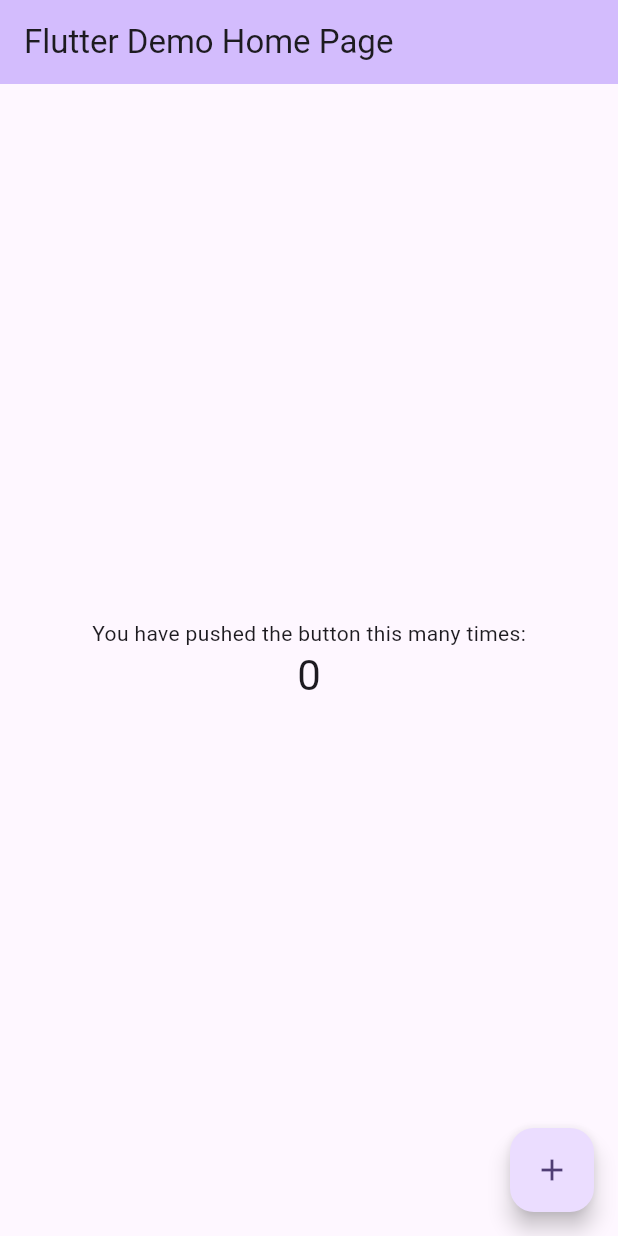
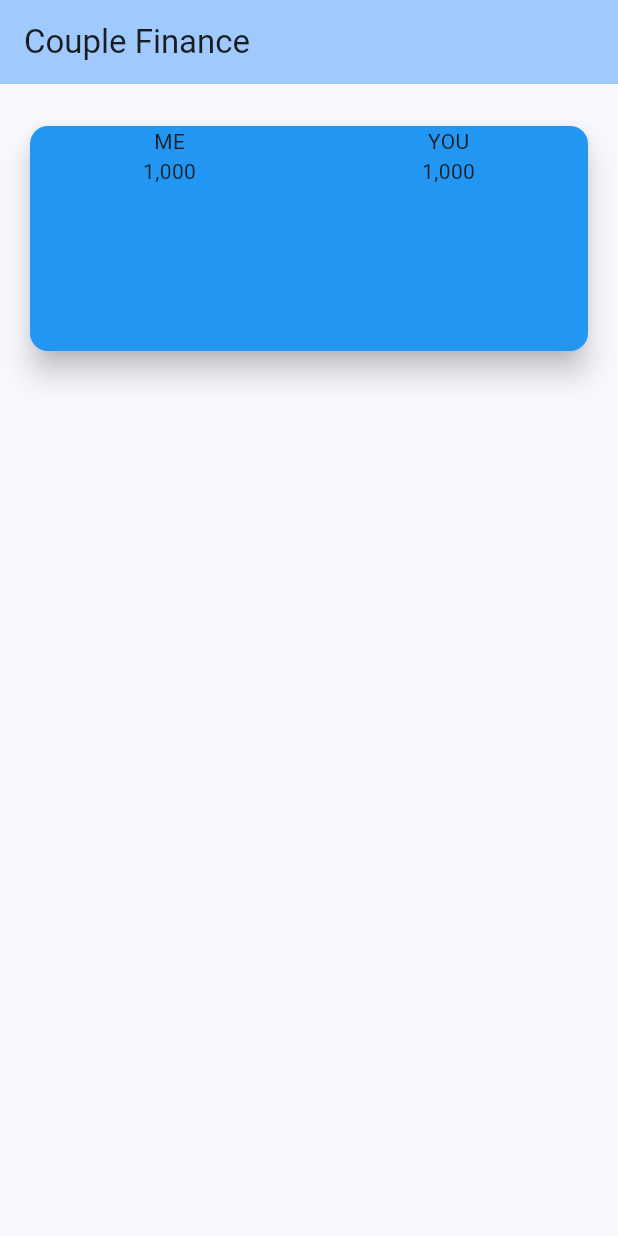
Before and after one commit to mildminihi/coupleFinance, a Flutter app: the screen it shows after launch, on a phone screen of 412 x 824 dp. Run offline on Flutter 3.47's test engine with Material 3 defaults, Android fonts, the phone set to English and light mode, and no system bars.

Commit message:
add card to home page

```diff
--- a/lib/main.dart
+++ b/lib/main.dart
@@ -1,3 +1,4 @@
+import 'package:flutter/cupertino.dart';
 import 'package:flutter/material.dart';
 
 void main() {
@@ -28,10 +29,10 @@ class MyApp extends StatelessWidget {
         //
         // This works for code too, not just values: Most code changes can be
         // tested with just a hot reload.
-        colorScheme: ColorScheme.fromSeed(seedColor: Colors.deepPurple),
+        colorScheme: ColorScheme.fromSeed(seedColor: Colors.blue),
         useMaterial3: true,
       ),
-      home: const MyHomePage(title: 'Flutter Demo Home Page'),
+      home: const MyHomePage(title: 'Couple Finance'),
     );
   }
 }
@@ -55,71 +56,45 @@ class MyHomePage extends StatefulWidget {
 }
 
 class _MyHomePageState extends State<MyHomePage> {
-  int _counter = 0;
-
-  void _incrementCounter() {
-    setState(() {
-      // This call to setState tells the Flutter framework that something has
-      // changed in this State, which causes it to rerun the build method below
-      // so that the display can reflect the updated values. If we changed
-      // _counter without calling setState(), then the build method would not be
-      // called again, and so nothing would appear to happen.
-      _counter++;
-    });
-  }
-
   @override
   Widget build(BuildContext context) {
-    // This method is rerun every time setState is called, for instance as done
-    // by the _incrementCounter method above.
-    //
-    // The Flutter framework has been optimized to make rerunning build methods
-    // fast, so that you can just rebuild anything that needs updating rather
-    // than having to individually change instances of widgets.
     return Scaffold(
       appBar: AppBar(
-        // TRY THIS: Try changing the color here to a specific color (to
-        // Colors.amber, perhaps?) and trigger a hot reload to see the AppBar
-        // change color while the other colors stay the same.
         backgroundColor: Theme.of(context).colorScheme.inversePrimary,
-        // Here we take the value from the MyHomePage object that was created by
-        // the App.build method, and use it to set our appbar title.
         title: Text(widget.title),
       ),
-      body: Center(
-        // Center is a layout widget. It takes a single child and positions it
-        // in the middle of the parent.
-        child: Column(
-          // Column is also a layout widget. It takes a list of children and
-          // arranges them vertically. By default, it sizes itself to fit its
-          // children horizontally, and tries to be as tall as its parent.
-          //
-          // Column has various properties to control how it sizes itself and
-          // how it positions its children. Here we use mainAxisAlignment to
-          // center the children vertically; the main axis here is the vertical
-          // axis because Columns are vertical (the cross axis would be
-          // horizontal).
-          //
-          // TRY THIS: Invoke "debug painting" (choose the "Toggle Debug Paint"
-          // action in the IDE, or press "p" in the console), to see the
-          // wireframe for each widget.
-          mainAxisAlignment: MainAxisAlignment.center,
-          children: <Widget>[
-            const Text(
-              'You have pushed the button this many times:',
+      body: Container(
+        padding: const EdgeInsets.symmetric(horizontal: 16.0, vertical: 24.0),
+        height: MediaQuery.of(context).size.height * 0.25,
+        child: Card(
+          color: Colors.blue,
+          shape: RoundedRectangleBorder(
+            borderRadius: BorderRadius.circular(12.0),
+          ),
+          elevation: 8,
+          child: Container(
+            child: const Center(
+              child: Row(
+                children: [
+                  Expanded(child: Column(
+                    children: [
+                      Text("ME"),
+                      Text("1,000")
+                    ],
+                  ))
+                  ,
+                  Expanded(child: Column(
+                    children: [
+                      Text("YOU"),
+                      Text("1,000")
+                    ],
+                  ))
+                ],
+              ),
             ),
-            Text(
-              '$_counter',
-              style: Theme.of(context).textTheme.headlineMedium,
-            ),
-          ],
+          ),
         ),
       ),
-      floatingActionButton: FloatingActionButton(
-        onPressed: _incrementCounter,
-        tooltip: 'Increment',
-        child: const Icon(Icons.add),
-      ), // This trailing comma makes auto-formatting nicer for build methods.
     );
   }
 }
```
